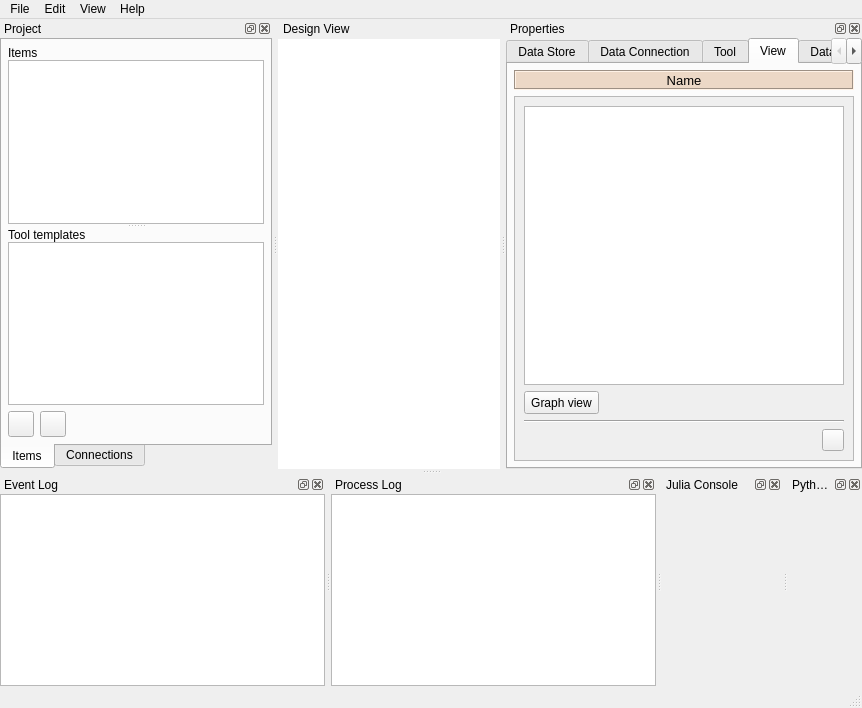
Old version of the form spinetoolbox/ui/mainwindow.ui in the repository spine-tools/Spine-Toolbox.
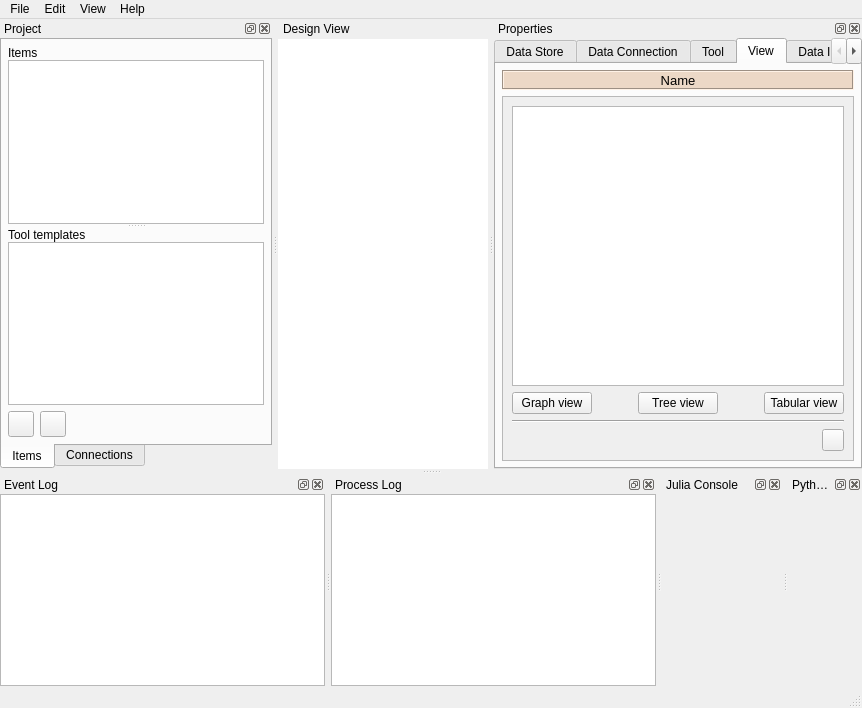
New version of the form. Icons and pictures are not drawn. Custom widgets are drawn as their Qt base class.

Commit message:
Add Tabular and Tree views to the View item
Added two new buttons to the View item's properties tab: 'Tabular view'
and 'Tree view' which open the corresponding windows. Note that only
Tree view supports multiple databases so Graph and Tabular views will
write an error message to the log if several rows are selected in the
database references list.

Re #333

The edit to the form file:
```diff
--- a/spinetoolbox/ui/mainwindow.ui
+++ b/spinetoolbox/ui/mainwindow.ui
@@ -1980,7 +1980,7 @@
              <rect>
               <x>0</x>
               <y>0</y>
-              <width>336</width>
+              <width>349</width>
               <height>364</height>
              </rect>
             </property>
@@ -2007,7 +2007,7 @@
               </widget>
              </item>
              <item>
-              <layout class="QHBoxLayout" name="horizontalLayout_8" stretch="0,1">
+              <layout class="QHBoxLayout" name="horizontalLayout_8" stretch="0,1,0,0,0">
                <property name="spacing">
                 <number>6</number>
                </property>
@@ -2019,18 +2019,6 @@
                    <verstretch>0</verstretch>
                   </sizepolicy>
                  </property>
-                 <property name="minimumSize">
-                  <size>
-                   <width>75</width>
-                   <height>23</height>
-                  </size>
-                 </property>
-                 <property name="maximumSize">
-                  <size>
-                   <width>75</width>
-                   <height>23</height>
-                  </size>
-                 </property>
                  <property name="toolTip">
                   <string>&lt;html&gt;&lt;head/&gt;&lt;body&gt;&lt;p&gt;Open Graph view for selected db reference (read-only)&lt;/p&gt;&lt;/body&gt;&lt;/html&gt;</string>
                  </property>
@@ -2052,6 +2040,51 @@
                  </property>
                 </spacer>
                </item>
+               <item>
+                <widget class="QPushButton" name="pushButton_view_open_tree_view">
+                 <property name="sizePolicy">
+                  <sizepolicy hsizetype="MinimumExpanding" vsizetype="Fixed">
+                   <horstretch>0</horstretch>
+                   <verstretch>0</verstretch>
+                  </sizepolicy>
+                 </property>
+                 <property name="toolTip">
+                  <string>&lt;html&gt;&lt;head/&gt;&lt;body&gt;&lt;p&gt;Open Tree view for selected db references (read-only)&lt;/p&gt;&lt;/body&gt;&lt;/html&gt;</string>
+                 </property>
+                 <property name="text">
+                  <string>Tree view</string>
+                 </property>
+                </widget>
+               </item>
+               <item>
+                <spacer name="horizontalSpacer_9">
+                 <property name="orientation">
+                  <enum>Qt::Horizontal</enum>
+                 </property>
+                 <property name="sizeHint" stdset="0">
+                  <size>
+                   <width>40</width>
+                   <height>20</height>
+                  </size>
+                 </property>
+                </spacer>
+               </item>
+               <item>
+                <widget class="QPushButton" name="pushButton_view_open_tabular_view">
+                 <property name="sizePolicy">
+                  <sizepolicy hsizetype="MinimumExpanding" vsizetype="Fixed">
+                   <horstretch>0</horstretch>
+                   <verstretch>0</verstretch>
+                  </sizepolicy>
+                 </property>
+                 <property name="toolTip">
+                  <string>&lt;html&gt;&lt;head/&gt;&lt;body&gt;&lt;p&gt;Open Tabular view for selected db references (read-only)&lt;/p&gt;&lt;/body&gt;&lt;/html&gt;</string>
+                 </property>
+                 <property name="text">
+                  <string>Tabular view</string>
+                 </property>
+                </widget>
+               </item>
               </layout>
              </item>
              <item>
```
Left out of the diff: 14 changed lines with no effect on the pictures. The commit also changes 3 other files.
